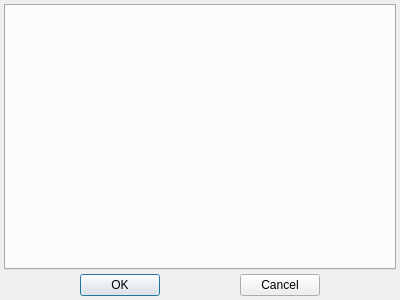
Qt form src/property/dialogs/iconeditdialog.ui (Gris87/ObjectController) before a commit.
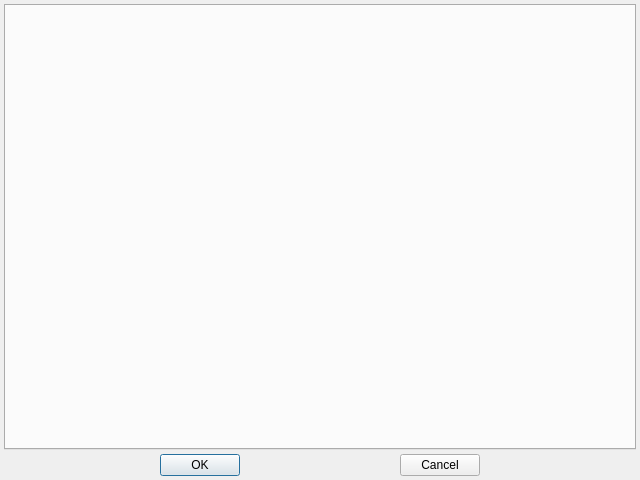
The same form after that commit.

Commit message: IconEditDialog finished

The edit to the form file:
```diff
--- a/src/property/dialogs/iconeditdialog.ui
+++ b/src/property/dialogs/iconeditdialog.ui
@@ -6,8 +6,8 @@
    <rect>
     <x>0</x>
     <y>0</y>
-    <width>400</width>
-    <height>300</height>
+    <width>640</width>
+    <height>480</height>
    </rect>
   </property>
   <property name="windowTitle">
```
Left out of the diff: 2 changed lines with no effect on the pictures. The commit also changes 2 other files.
